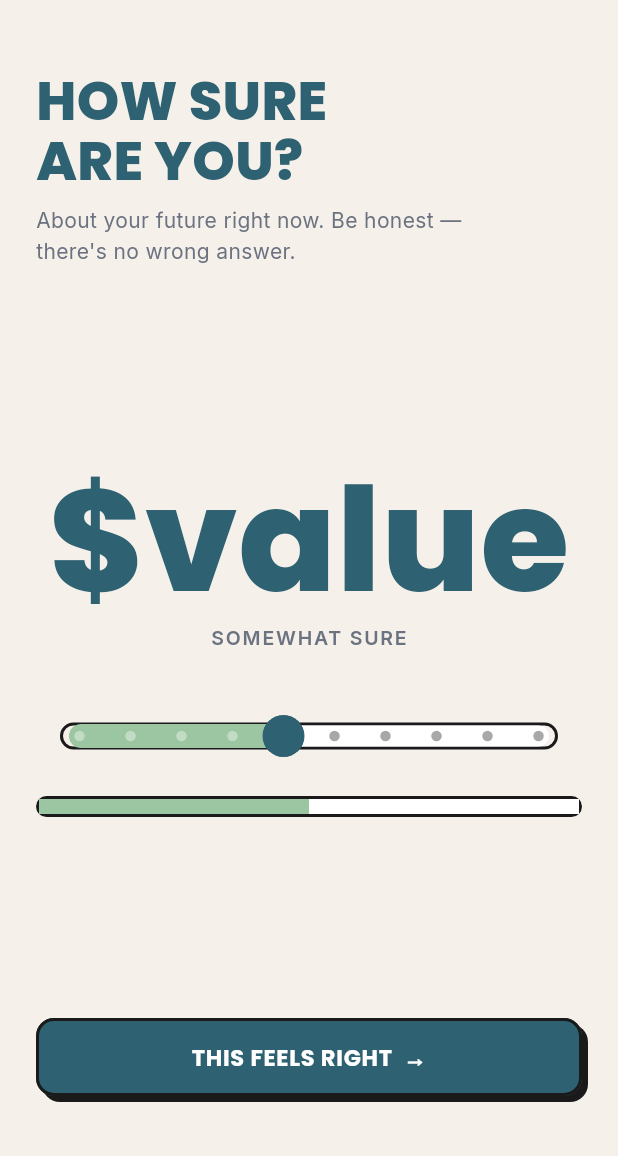
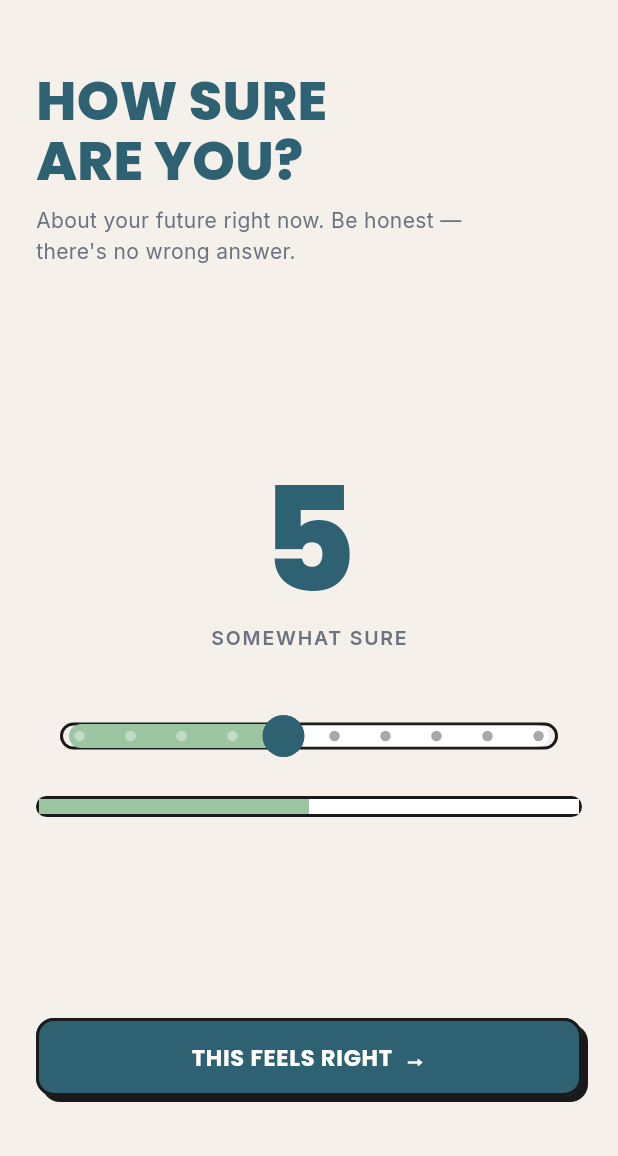
Before and after one commit to MI-TECHDLIN/drim-ai, a Flutter app: the ConfidenceCheckScreen screen opened by its route, on a phone screen of 412 x 824 dp, the part 80-1236 px from its top. Run offline on Flutter 3.47's test engine with Material 3 defaults, Android fonts, the phone set to English and light mode, and no system bars; our stand-ins replace flutter_riverpod, go_router, google_fonts, supabase_flutter; accounts and stored records are empty.

Commit message:
fix: confidence meter value null errror

```diff
--- a/lib/features/confidence/widgets/confidence_meter.dart
+++ b/lib/features/confidence/widgets/confidence_meter.dart
@@ -11,7 +11,7 @@ class ConfidenceMeter extends StatelessWidget {
 
   const ConfidenceMeter({
     super.key,
-    required this.value,
+    this.value = 5,
     required this.onChanged,
     this.isPost = false,
   });
@@ -35,8 +35,9 @@ class ConfidenceMeter extends StatelessWidget {
   Widget build(BuildContext context) {
     return Column(
       children: [
+        // ── Large number ─────────────────────────────────────────────
         Text(
-          '\$value',
+          '${this.value}',
           style: GoogleFonts.poppins(
             fontSize: 96,
             fontWeight: FontWeight.w800,
@@ -47,6 +48,7 @@ class ConfidenceMeter extends StatelessWidget {
 
         const SizedBox(height: AppSpacing.sm),
 
+        // ── Confidence label ──────────────────────────────────────────
         Text(
           _label,
           style: GoogleFonts.inter(
@@ -59,6 +61,7 @@ class ConfidenceMeter extends StatelessWidget {
 
         const SizedBox(height: AppSpacing.xl),
 
+        // ── Slider with bordered track ────────────────────────────────
         SizedBox(
           height: 48,
           child: Stack(
@@ -87,7 +90,9 @@ class ConfidenceMeter extends StatelessWidget {
                     pressedElevation: 0,
                   ),
                   overlayColor: AppColors.anchor.withOpacity(0.12),
-                  overlayShape: const RoundSliderOverlayShape(overlayRadius: 22),
+                  overlayShape: const RoundSliderOverlayShape(
+                    overlayRadius: 22,
+                  ),
                   trackShape: const RoundedRectSliderTrackShape(),
                 ),
                 child: Slider(
@@ -104,6 +109,7 @@ class ConfidenceMeter extends StatelessWidget {
 
         const SizedBox(height: AppSpacing.md),
 
+        // ── Animated sage progress bar (signature element) ────────────
         Container(
           height: 14,
           clipBehavior: Clip.hardEdge,
--- a/lib/router/app_router.dart
+++ b/lib/router/app_router.dart
@@ -1,3 +1,4 @@
+import 'package:drim_ai/features/onboarding/onboarding_carousel_screen.dart';
 import 'package:flutter/material.dart';
 import 'package:go_router/go_router.dart';
 import 'package:supabase_flutter/supabase_flutter.dart';
@@ -53,7 +54,8 @@ final appRouter = GoRouter(
     if (isSplash) return null;
     final session = Supabase.instance.client.auth.currentSession;
     final isAuth = state.matchedLocation == '/auth';
-    if (session == null && !isAuth) return '/auth';
+    final isOnboardingIntro = state.matchedLocation == '/onboarding-intro';
+    if (session == null && !isAuth && !isOnboardingIntro) return '/auth';
     if (session != null && isAuth) return '/home';
     return null;
   },
@@ -65,6 +67,11 @@ final appRouter = GoRouter(
       path: '/confidence-pre',
       builder: (_, __) => const ConfidenceCheckScreen(phase: 'pre'),
     ),
+    GoRoute(
+      path: '/onboarding-intro',
+      builder: (_, __) => const OnboardingCarouselScreen(),
+    ),
+
     GoRoute(
       path: '/confidence-post',
       builder: (_, __) => const ConfidenceCheckScreen(phase: 'post'),
```
